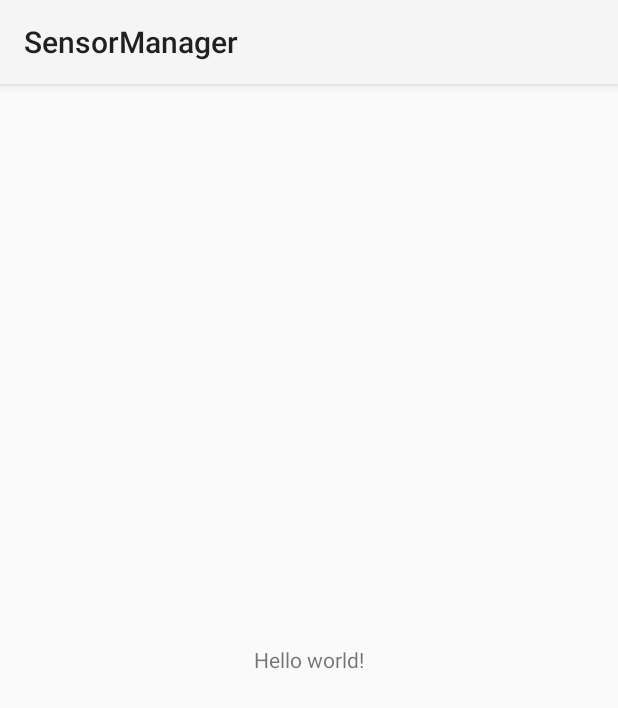
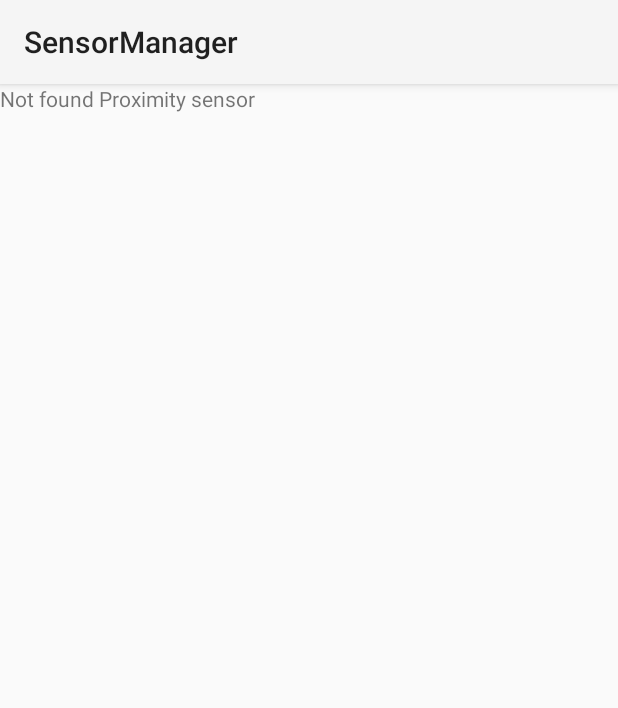
Before and after one commit to mdtausifiqbal/sensor, an Android app: the screen it shows after launch (MainActivity), on a phone screen of 412 x 824 dp. Shown: the top 708 px of the screen. Run offline under Robolectric (Android 15) with nearby library versions, the phone set to English and light mode, and no system bars.

Commit message:
added proximity sensor

```diff
--- a/app/src/main/java/com/mti/sensormanager/MainActivity.java
+++ b/app/src/main/java/com/mti/sensormanager/MainActivity.java
@@ -1,14 +1,65 @@
 package com.mti.sensormanager;
 
 import android.app.*;
+import android.content.*;
+import android.hardware.*;
 import android.os.*;
+import android.widget.*;
+import java.util.*;
 
-public class MainActivity extends Activity
+public class MainActivity extends Activity implements SensorEventListener
 {
+
+	@Override
+	public void onSensorChanged(SensorEvent p1)
+	{
+		switch(p1.sensor.getType()){
+			case Sensor.TYPE_PROXIMITY:
+				tv.setText(String.format("Proximity sensor %1$.2f",p1.values[0]));
+				break;
+		}
+	}
+
+	@Override
+	public void onAccuracyChanged(Sensor p1, int p2)
+	{
+		// TODO: Implement this method
+	}
+
+	private TextView tv;
+	private SensorManager manager;
+	private Sensor proximity;
     @Override
     protected void onCreate(Bundle savedInstanceState)
     {
         super.onCreate(savedInstanceState);
         setContentView(R.layout.main);
+		tv = (TextView) findViewById(R.id.list);
+		manager = (SensorManager) getSystemService(Context.SENSOR_SERVICE);
+		proximity = manager.getDefaultSensor(Sensor.TYPE_PROXIMITY);
     }
+
+	@Override
+	protected void onStart()
+	{
+		// TODO: Implement this method
+		super.onStart();
+		if(proximity == null){
+			tv.setText("Not found Proximity sensor");
+		}else{
+			manager.registerListener(this,proximity,SensorManager.SENSOR_DELAY_NORMAL);
+		}
+	}
+
+	@Override
+	protected void onPause()
+	{
+		// TODO: Implement this method
+		super.onPause();
+		if(proximity != null){
+			manager.unregisterListener(this);
+		}
+	}
+
+
 }
--- a/app/src/main/res/layout/main.xml
+++ b/app/src/main/res/layout/main.xml
@@ -1,11 +1,20 @@
-<LinearLayout xmlns:android="http://schemas.android.com/apk/res/android"
-    android:layout_width="match_parent"
-    android:layout_height="match_parent"
-    android:gravity="center">
+<?xml version="1.0" encoding="utf-8"?>
+<LinearLayout
+	xmlns:android="http://schemas.android.com/apk/res/android"
+	android:layout_width="match_parent"
+	android:layout_height="match_parent"
+	android:gravity="start">
 
-    <TextView
-        android:text="@string/hello_world"
-        android:layout_width="wrap_content"
-        android:layout_height="wrap_content" />
+	<ScrollView
+		android:layout_height="match_parent"
+		android:layout_width="match_parent">
+
+		<TextView
+			android:id="@+id/list"
+			android:text="@string/hello_world"
+			android:layout_width="wrap_content"
+			android:layout_height="wrap_content"/>
+
+	</ScrollView>
 
 </LinearLayout>
```
